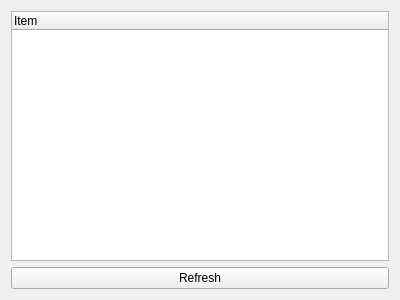
Old version of the form UVOutliner.ui in the repository WhenInDoubtC4/UVToolkit.
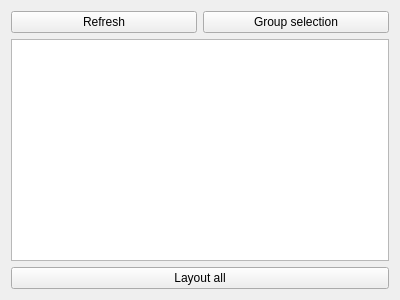
New version of the form.

Commit message: Added group layout

```diff
--- a/UVOutliner.ui
+++ b/UVOutliner.ui
@@ -14,11 +14,28 @@
    <string>UV Outliner</string>
   </property>
   <layout class="QGridLayout" name="gridLayout">
+   <item row="0" column="1">
+    <widget class="QPushButton" name="groupButton">
+     <property name="text">
+      <string>Group selection</string>
+     </property>
+    </widget>
+   </item>
    <item row="0" column="0">
+    <widget class="QPushButton" name="refreshButton">
+     <property name="text">
+      <string>Refresh</string>
+     </property>
+    </widget>
+   </item>
+   <item row="1" column="0" colspan="2">
     <widget class="QTreeWidget" name="treeWidget">
      <property name="selectionMode">
       <enum>QAbstractItemView::ExtendedSelection</enum>
      </property>
+     <property name="headerHidden">
+      <bool>true</bool>
+     </property>
      <attribute name="headerDefaultSectionSize">
       <number>200</number>
      </attribute>
@@ -29,10 +46,10 @@
      </column>
     </widget>
    </item>
-   <item row="1" column="0">
-    <widget class="QPushButton" name="pushButton">
+   <item row="2" column="0" colspan="2">
+    <widget class="QPushButton" name="layoutAllButton">
      <property name="text">
-      <string>Refresh</string>
+      <string>Layout all</string>
      </property>
     </widget>
    </item>
```
The commit also changes 14 other files.
